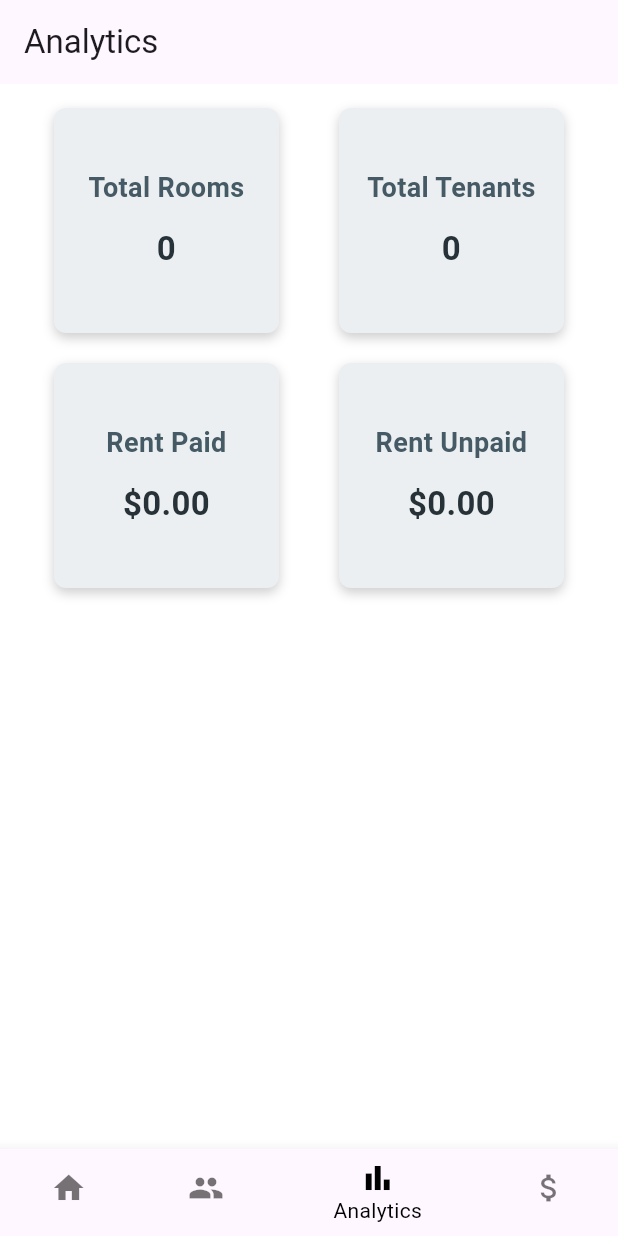
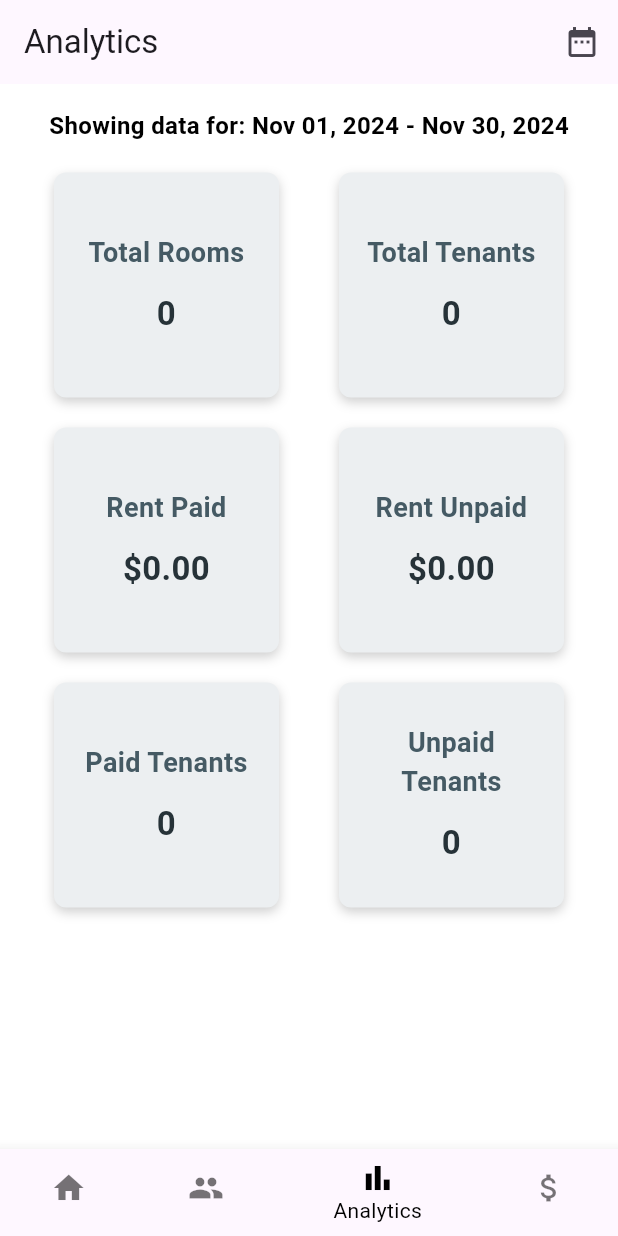
Before and after one commit to LeeRoiii/mejes-kun, a Flutter app: the screen it shows after launch, item 3 of the bottom bar chosen, on a phone screen of 412 x 824 dp. Run offline on Flutter 3.47's test engine with Material 3 defaults, Android fonts, the phone set to English and light mode, and no system bars; our stand-ins replace sqflite; accounts and stored records are empty.

Commit message:
Almighty Push

```diff
--- a/lib/database_helper.dart
+++ b/lib/database_helper.dart
@@ -191,6 +191,12 @@ class DatabaseHelper {
     return await db.insert('transactions', transaction.toMap());
   }
 
+  Future<List<Transaction>> getAllTransactions() async {
+    final db = await instance.database;
+    final result = await db.query('transactions');
+    return result.map((json) => Transaction.fromMap(json)).toList();
+  }
+
   Future<List<Transaction>> getRecentTransactions() async {
     final db = await instance.database;
     final result = await db.query(
--- a/lib/models/tenant.dart
+++ b/lib/models/tenant.dart
@@ -1,11 +1,11 @@
 class Tenant {
-  int? id;
-  String name;
-  String email;
-  String mobile;
-  String sex;
-  int? roomId; // Make roomId mutable
-  int monthsPaid;
+  final int? id; // Make id final to prevent accidental mutation.
+  final String name;
+  final String email;
+  final String mobile;
+  final String sex;
+  int? roomId; // Make roomId mutable to allow updates
+  final int monthsPaid;
 
   Tenant({
     this.id,
@@ -17,8 +17,9 @@ class Tenant {
     this.monthsPaid = 0,
   });
 
+  // Updated copyWith method to allow modifying roomId and monthsPaid
   Tenant copyWith({
-    int? id,
+    int? id,  // Optional parameter
     String? name,
     String? email,
     String? mobile,
@@ -27,7 +28,7 @@ class Tenant {
     int? monthsPaid,
   }) {
     return Tenant(
-      id: id ?? this.id,
+      id: id ?? this.id, // Use existing id if new one is not provided
       name: name ?? this.name,
       email: email ?? this.email,
       mobile: mobile ?? this.mobile,
--- a/lib/models/transaction.dart
+++ b/lib/models/transaction.dart
@@ -1,5 +1,5 @@
 class Transaction {
-  final int? id;
+  final int? id;  // Make id nullable and optional
   final int tenantId;
   final double amountGiven;
   final int monthsCovered;
@@ -7,7 +7,7 @@ class Transaction {
   final String date;
 
   Transaction({
-    this.id,
+    this.id,  // Optional parameter
     required this.tenantId,
     required this.amountGiven,
     required this.monthsCovered,
--- a/lib/screens/analytics_screen.dart
+++ b/lib/screens/analytics_screen.dart
@@ -1,5 +1,7 @@
 import 'package:flutter/material.dart';
+import 'package:intl/intl.dart';
 import '../database_helper.dart';
+import '../models/tenant.dart';
 
 class AnalyticsScreen extends StatefulWidget {
   @override
@@ -11,27 +13,50 @@ class _AnalyticsScreenState extends State<AnalyticsScreen> {
   int totalTenants = 0;
   double totalRentPaid = 0.0;
   double totalRentUnpaid = 0.0;
+  int tenantsNotPaid = 0;
+  int tenantsPaid = 0;
+  List<Tenant> paidTenants = [];
+  List<Tenant> unpaidTenants = [];
+  DateTimeRange? selectedDateRange;
+  List<Tenant> displayedPaidTenants = [];
+  List<Tenant> displayedUnpaidTenants = [];
 
   @override
   void initState() {
     super.initState();
+    _setDefaultDateRange();
     _loadAnalyticsData();
+  }
+
+  void _setDefaultDateRange() {
+    final now = DateTime.now();
+    final startOfMonth = DateTime(now.year, now.month, 1);
+    final endOfMonth = DateTime(now.year, now.month + 1, 0);
+    selectedDateRange = DateTimeRange(start: startOfMonth, end: endOfMonth);
   }
 
   Future<void> _loadAnalyticsData() async {
     final rooms = await DatabaseHelper.instance.getAllRooms();
     final tenants = await DatabaseHelper.instance.getAllTenants();
+    final transactions = await DatabaseHelper.instance.getAllTransactions();
 
     double rentPaid = 0.0;
     double rentUnpaid = 0.0;
+    int unpaidTenantsCount = 0;
+    int paidTenantsCount = 0;
+    List<Tenant> paidList = [];
+    List<Tenant> unpaidList = [];
 
     for (var tenant in tenants) {
+      final room = await DatabaseHelper.instance.getRoom(tenant.roomId!);
       if (tenant.monthsPaid > 0) {
-        final room = await DatabaseHelper.instance.getRoom(tenant.roomId!);
         rentPaid += room!.rent * tenant.monthsPaid;
+        paidTenantsCount++;
+        paidList.add(tenant);
       } else {
-        final room = await DatabaseHelper.instance.getRoom(tenant.roomId!);
         rentUnpaid += room!.rent;
+        unpaidTenantsCount++;
+        unpaidList.add(tenant);
       }
     }
 
@@ -40,17 +65,106 @@ class _AnalyticsScreenState extends State<AnalyticsScreen> {
       totalTenants = tenants.length;
       totalRentPaid = rentPaid;
       totalRentUnpaid = rentUnpaid;
+      tenantsNotPaid = unpaidTenantsCount;
+      tenantsPaid = paidTenantsCount;
+      paidTenants = paidList;
+      unpaidTenants = unpaidList;
     });
+
+    _filterTenantsByDateRange();
+  }
+
+  void _filterTenantsByDateRange() {
+    final start = selectedDateRange!.start;
+    final end = selectedDateRange!.end;
+
+    // Filter paid tenants based on date range
+    displayedPaidTenants = paidTenants.where((tenant) {
+      // Replace with logic to check if transactions fall within the selected date range
+      return true; // This should be date-based filtering logic
+    }).toList();
+
+    // Filter unpaid tenants based on date range
+    displayedUnpaidTenants = unpaidTenants.where((tenant) {
+      // Replace with logic to check if transactions fall within the selected date range
+      return true; // This should be date-based filtering logic
+    }).toList();
+  }
+
+  Future<void> _pickDateRange() async {
+    final DateTimeRange? picked = await showDateRangePicker(
+      context: context,
+      firstDate: DateTime(2000),
+      lastDate: DateTime.now(),
+      initialDateRange: selectedDateRange,
+    );
+    if (picked != null && picked != selectedDateRange) {
+      setState(() {
+        selectedDateRange = picked;
+        _filterTenantsByDateRange();
+      });
+    }
+  }
+
+  void _showTenantListDialog(String title, List<Tenant> tenants) {
+    showDialog(
+      context: context,
+      builder: (context) {
+        return AlertDialog(
+          title: Text(title),
+          content: Container(
+            width: double.maxFinite,
+            child: tenants.isEmpty
+                ? Text("No tenants found.")
+                : ListView.builder(
+                    shrinkWrap: true,
+                    itemCount: tenants.length,
+                    itemBuilder: (context, index) {
+                      final tenant = tenants[index];
+                      return ListTile(
+                        title: Text(tenant.name),
+                        subtitle: Text(
+                            'Email: ${tenant.email}\nPhone: ${tenant.mobile}'),
+                      );
+                    },
+                  ),
+          ),
+          actions: [
+            TextButton(
+              onPressed: () => Navigator.of(context).pop(),
+              child: Text('Close'),
+            ),
+          ],
+        );
+      },
+    );
   }
 
   @override
   Widget build(BuildContext context) {
+    final dateRangeText = selectedDateRange != null
+        ? "${DateFormat('MMM dd, yyyy').format(selectedDateRange!.start)} - ${DateFormat('MMM dd, yyyy').format(selectedDateRange!.end)}"
+        : "Select Date Range";
+
     return Scaffold(
-      appBar: AppBar(title: Text('Analytics')),
-      body: Padding(
+      appBar: AppBar(
+        title: Text('Analytics'),
+        actions: [
+          IconButton(
+            icon: Icon(Icons.date_range),
+            onPressed: _pickDateRange,
+          ),
+        ],
+      ),
+      body: SingleChildScrollView(
         padding: const EdgeInsets.all(16.0),
         child: Column(
           children: [
+            Text(
+              'Showing data for: $dateRangeText',
+              style: TextStyle(fontSize: 16, fontWeight: FontWeight.bold),
+            ),
+            SizedBox(height: 20),
             Row(
               mainAxisAlignment: MainAxisAlignment.spaceAround,
               children: [
@@ -75,6 +189,28 @@ class _AnalyticsScreenState extends State<AnalyticsScreen> {
                 _buildAnalyticsSquare(
                   title: 'Rent Unpaid',
                   value: '\$${totalRentUnpaid.toStringAsFixed(2)}',
+                ),
+              ],
+            ),
+            SizedBox(height: 20),
+            Row(
+              mainAxisAlignment: MainAxisAlignment.spaceAround,
+              children: [
+                GestureDetector(
+                  onTap: () =>
+                      _showTenantListDialog('Paid Tenants', displayedPaidTenants),
+                  child: _buildAnalyticsSquare(
+                    title: 'Paid Tenants',
+                    value: tenantsPaid.toString(),
+                  ),
+                ),
+                GestureDetector(
+                  onTap: () => _showTenantListDialog(
+                      'Unpaid Tenants', displayedUnpaidTenants),
+                  child: _buildAnalyticsSquare(
+                    title: 'Unpaid Tenants',
+                    value: tenantsNotPaid.toString(),
+                  ),
                 ),
               ],
             ),
--- a/lib/screens/rooms_list_screen.dart
+++ b/lib/screens/rooms_list_screen.dart
@@ -1,6 +1,5 @@
 import 'package:flutter/material.dart';
 import '../models/room.dart';
-import '../models/tenant.dart';
 import '../database_helper.dart';
 
 class RoomsListScreen extends StatefulWidget {
--- a/pubspec.yaml
+++ b/pubspec.yaml
@@ -39,6 +39,7 @@ dependencies:
   url_launcher: ^6.3.1
   path: ^1.9.0
   fl_chart: ^0.69.0
+  intl: ^0.19.0
 
 dev_dependencies:
   flutter_test:
```
Also changed, not shown: pubspec.lock.
